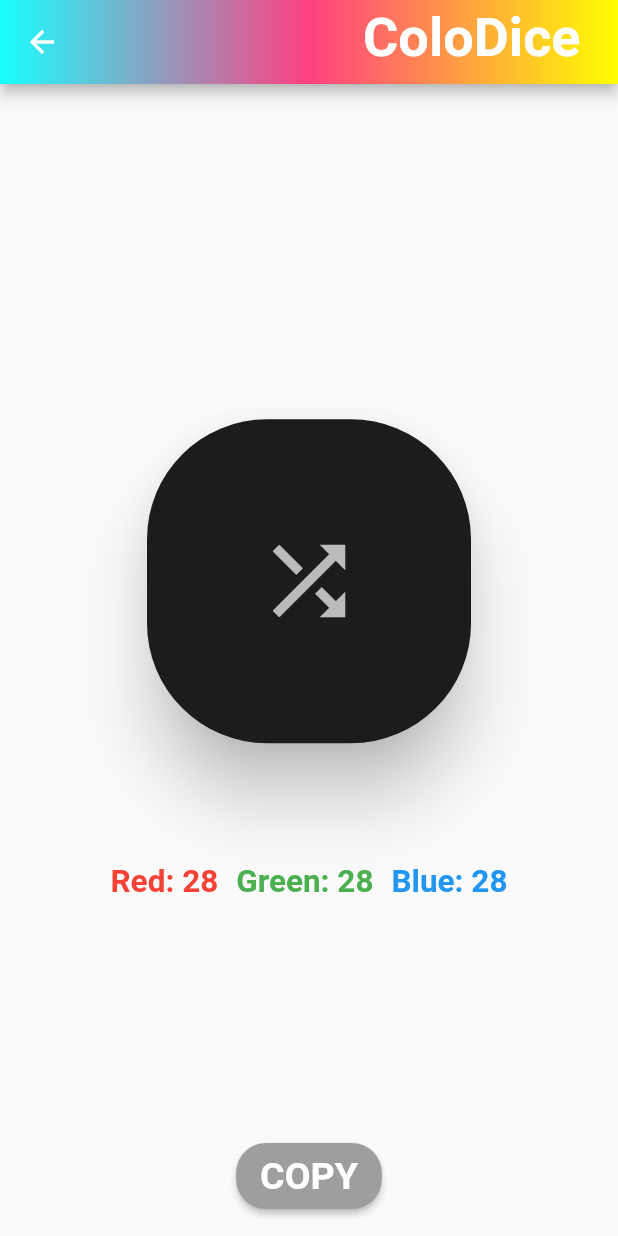
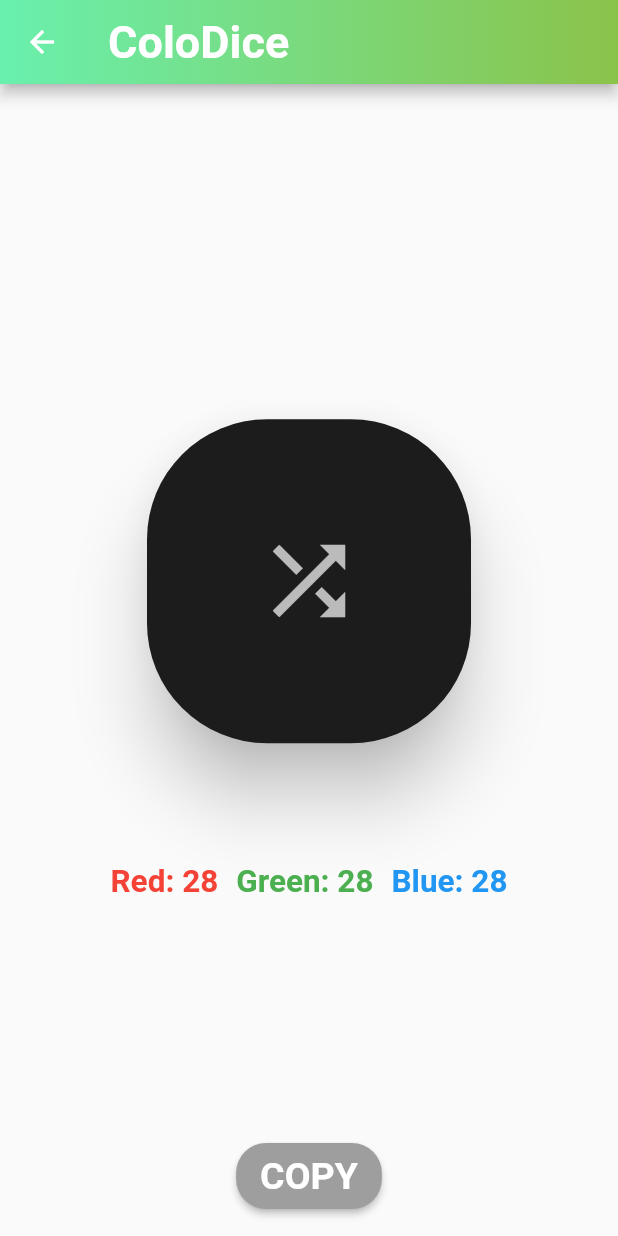
Before and after one commit to hiroshield/colorich, a Flutter app: the ColoDice screen opened directly, on a phone screen of 412 x 824 dp. Run offline on Flutter 3.47's test engine with Material 2 defaults, Android fonts, the phone set to English and light mode, and no system bars; our stand-ins replace flutter_local_notifications, font_awesome_flutter, modal_bottom_sheet, new_gradient_app_bar, settings_ui, simple_shadow; missing offline and left inert: cyclop; Roboto replaces fonts that are missing (KleeOne).

Commit message:
UIを微修正

```diff
--- a/lib/shuffle_color/colodice.dart
+++ b/lib/shuffle_color/colodice.dart
@@ -19,25 +19,18 @@ class _ColoDiceState extends State<ColoDice> {
   Widget build(BuildContext context) {
     return Scaffold(
       appBar: NewGradientAppBar(
-        centerTitle: false,
-        actions: const [
-          Padding(
-            padding: EdgeInsets.only(right: 25, top: 4),
-            child: Text(
-              'ColoDice',
-              style: TextStyle(
-                fontSize: 36.0,
-                fontFamily: "KleeOne",
-                fontWeight: FontWeight.bold,
-              ),
-            ),
+        title: const Text(
+          'ColoDice',
+          style: TextStyle(
+            fontSize: 30.0,
+            fontFamily: "KleeOne",
+            fontWeight: FontWeight.w600,
           ),
-        ],
+        ),
         gradient: const LinearGradient(
           colors: [
-            Colors.cyanAccent,
-            Colors.pinkAccent,
-            Colors.yellowAccent,
+            Colors.greenAccent,
+            Colors.lightGreen,
           ],
         ),
       ),
```
